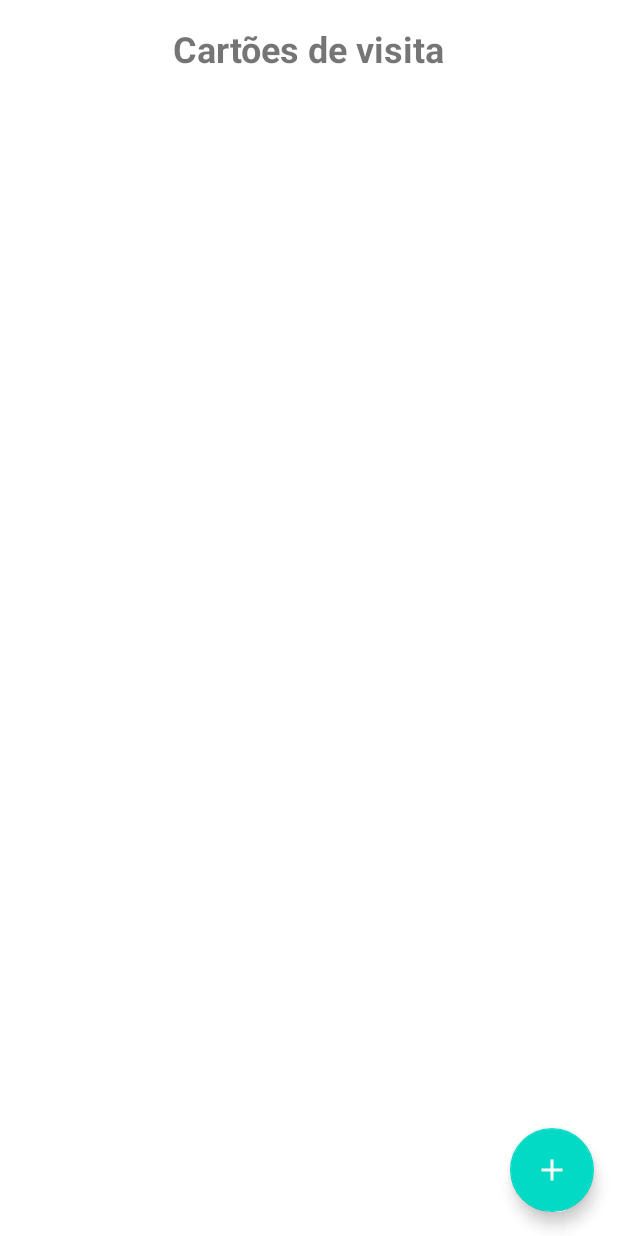
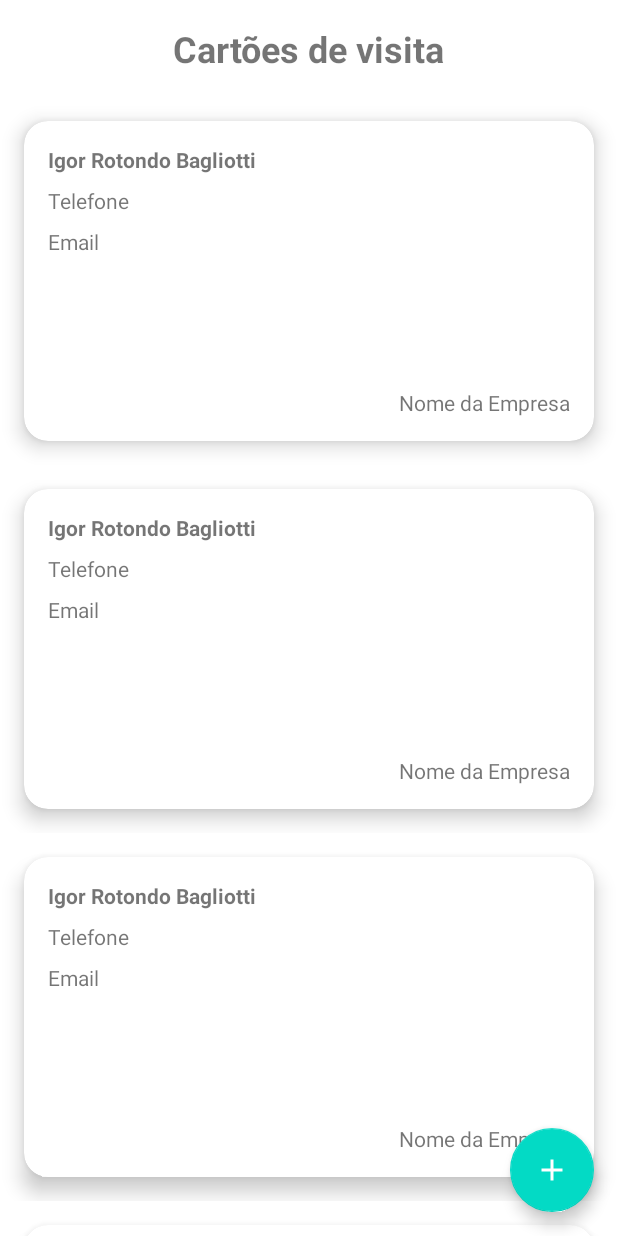
Before and after one commit to antonio-gmoura/BusinessCard, an Android app: the layout activity_main.xml on its own in the app's theme, with its tools: preview values and no code run, on a phone screen of 412 x 824 dp. Run offline under Robolectric (Android 15) with nearby library versions, the phone set to English and light mode, and no system bars.

Commit message:
Aula 2 - Montando layout do projeto - Parte 2

```diff
--- a/app/src/main/res/layout/activity_main.xml
+++ b/app/src/main/res/layout/activity_main.xml
@@ -18,6 +18,17 @@
         app:layout_constraintStart_toStartOf="parent"
         app:layout_constraintTop_toTopOf="parent" />
 
+    <androidx.recyclerview.widget.RecyclerView
+        android:id="@+id/rv_cards"
+        android:layout_width="match_parent"
+        android:layout_height="0dp"
+        android:layout_marginTop="16dp"
+        app:layoutManager="androidx.recyclerview.widget.LinearLayoutManager"
+        app:layout_constraintBottom_toBottomOf="parent"
+        app:layout_constraintTop_toBottomOf="@id/tv_title"
+        tools:itemCount="8"
+        tools:listitem="@layout/item_business_card" />
+
     <com.google.android.material.floatingactionbutton.FloatingActionButton
         android:id="@+id/fab"
         android:layout_width="wrap_content"
--- /dev/null
+++ b/app/src/main/res/layout/item_business_card.xml
@@ -0,0 +1,69 @@
+<?xml version="1.0" encoding="utf-8"?>
+<androidx.constraintlayout.widget.ConstraintLayout xmlns:android="http://schemas.android.com/apk/res/android"
+    xmlns:app="http://schemas.android.com/apk/res-auto"
+    xmlns:tools="http://schemas.android.com/tools"
+    android:layout_width="match_parent"
+    android:layout_height="wrap_content">
+
+    <com.google.android.material.card.MaterialCardView
+        android:id="@+id/cd_content"
+        android:layout_width="match_parent"
+        android:layout_height="0dp"
+        android:layout_margin="16dp"
+        android:checkable="true"
+        android:clickable="true"
+        android:focusable="true"
+        app:cardCornerRadius="16dp"
+        app:cardElevation="8dp"
+        app:layout_constraintBottom_toBottomOf="parent"
+        app:layout_constraintDimensionRatio="16:9"
+        app:layout_constraintEnd_toEndOf="parent"
+        app:layout_constraintLeft_toLeftOf="parent"
+        app:layout_constraintTop_toTopOf="parent">
+
+        <androidx.constraintlayout.widget.ConstraintLayout
+            android:id="@+id/cv_content_card"
+            android:layout_width="match_parent"
+            android:layout_height="match_parent"
+            android:layout_margin="16dp">
+
+            <com.google.android.material.textview.MaterialTextView
+                android:id="@+id/tv_nome"
+                android:layout_width="wrap_content"
+                android:layout_height="wrap_content"
+                android:textStyle="bold"
+                app:layout_constraintStart_toStartOf="parent"
+                app:layout_constraintTop_toTopOf="parent"
+                tools:text="Igor Rotondo Bagliotti" />
+
+            <com.google.android.material.textview.MaterialTextView
+                android:id="@+id/tv_telefone"
+                android:layout_width="wrap_content"
+                android:layout_height="wrap_content"
+                android:layout_marginTop="8dp"
+                app:layout_constraintLeft_toLeftOf="parent"
+                app:layout_constraintTop_toBottomOf="@id/tv_nome"
+                tools:text="Telefone" />
+
+            <com.google.android.material.textview.MaterialTextView
+                android:id="@+id/tv_email"
+                android:layout_width="wrap_content"
+                android:layout_height="wrap_content"
+                android:layout_marginTop="8dp"
+                app:layout_constraintLeft_toLeftOf="parent"
+                app:layout_constraintTop_toBottomOf="@id/tv_telefone"
+                tools:text="Email" />
+
+            <com.google.android.material.textview.MaterialTextView
+                android:id="@+id/tv_nome_empresa"
+                android:layout_width="wrap_content"
+                android:layout_height="wrap_content"
+                app:layout_constraintBottom_toBottomOf="parent"
+                app:layout_constraintEnd_toEndOf="parent"
+                tools:text="Nome da Empresa" />
+
+        </androidx.constraintlayout.widget.ConstraintLayout>
+
+    </com.google.android.material.card.MaterialCardView>
+
+</androidx.constraintlayout.widget.ConstraintLayout>
```
